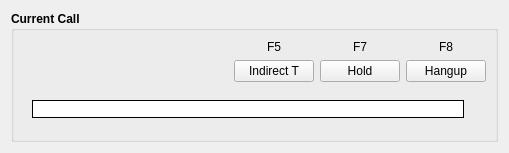
Qt form xivoclient/src/xlets/switchboard/current_call.ui (wazo-platform/wazo-client-qt) before a commit.
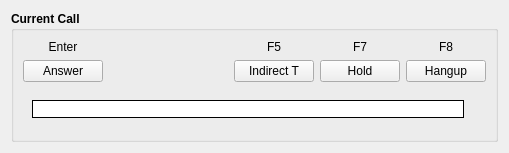
The same form after that commit.

Commit message: Add the Answer button to the switchboard xlet

Patch:
```diff
--- a/xivoclient/src/xlets/switchboard/current_call.ui
+++ b/xivoclient/src/xlets/switchboard/current_call.ui
@@ -68,6 +68,42 @@
      <layout class="QVBoxLayout" name="verticalLayout">
       <item>
        <layout class="QHBoxLayout" name="horizontalLayout">
+        <item>
+         <layout class="QVBoxLayout" name="verticalLayout_6">
+          <item>
+           <widget class="QLabel" name="label_4">
+            <property name="font">
+             <font>
+              <weight>50</weight>
+              <bold>false</bold>
+             </font>
+            </property>
+            <property name="text">
+             <string>Enter</string>
+            </property>
+            <property name="alignment">
+             <set>Qt::AlignCenter</set>
+            </property>
+           </widget>
+          </item>
+          <item>
+           <widget class="QPushButton" name="btn_answer">
+            <property name="font">
+             <font>
+              <weight>50</weight>
+              <bold>false</bold>
+             </font>
+            </property>
+            <property name="text">
+             <string>Answer</string>
+            </property>
+            <property name="shortcut">
+             <string>Return</string>
+            </property>
+           </widget>
+          </item>
+         </layout>
+        </item>
         <item>
          <spacer name="horizontalSpacer">
           <property name="orientation">
```
The commit also changes 2 other files.
